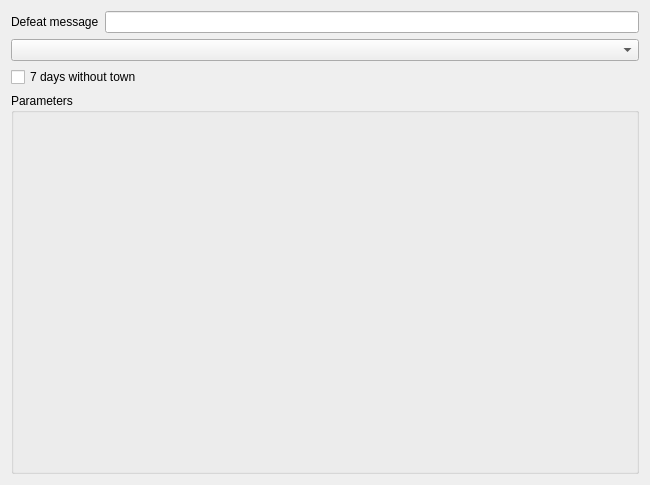
The window that mapeditor/mapsettings/loseconditions.ui (vcmi/vcmi) describes before a commit, drawn with Qt 5.
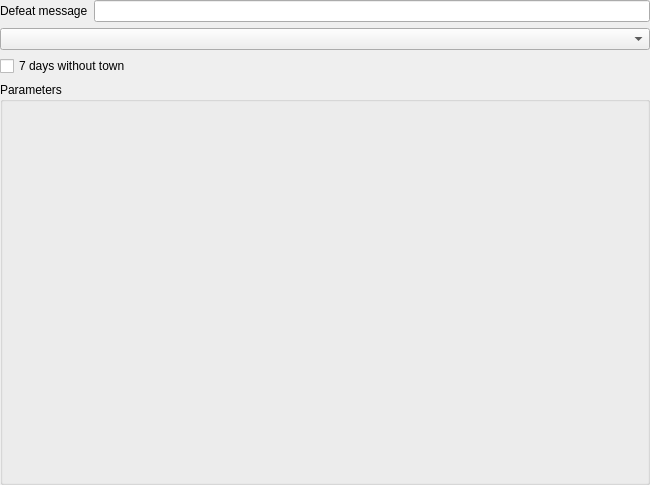
The same window after the commit.

Diff of the .ui file:
```diff
--- a/mapeditor/mapsettings/loseconditions.ui
+++ b/mapeditor/mapsettings/loseconditions.ui
@@ -14,6 +14,18 @@
    <string>Form</string>
   </property>
   <layout class="QVBoxLayout" name="verticalLayout">
+   <property name="leftMargin">
+    <number>0</number>
+   </property>
+   <property name="topMargin">
+    <number>0</number>
+   </property>
+   <property name="rightMargin">
+    <number>0</number>
+   </property>
+   <property name="bottomMargin">
+    <number>0</number>
+   </property>
    <item>
     <layout class="QHBoxLayout" name="horizontalLayout_6">
      <property name="leftMargin">
```
